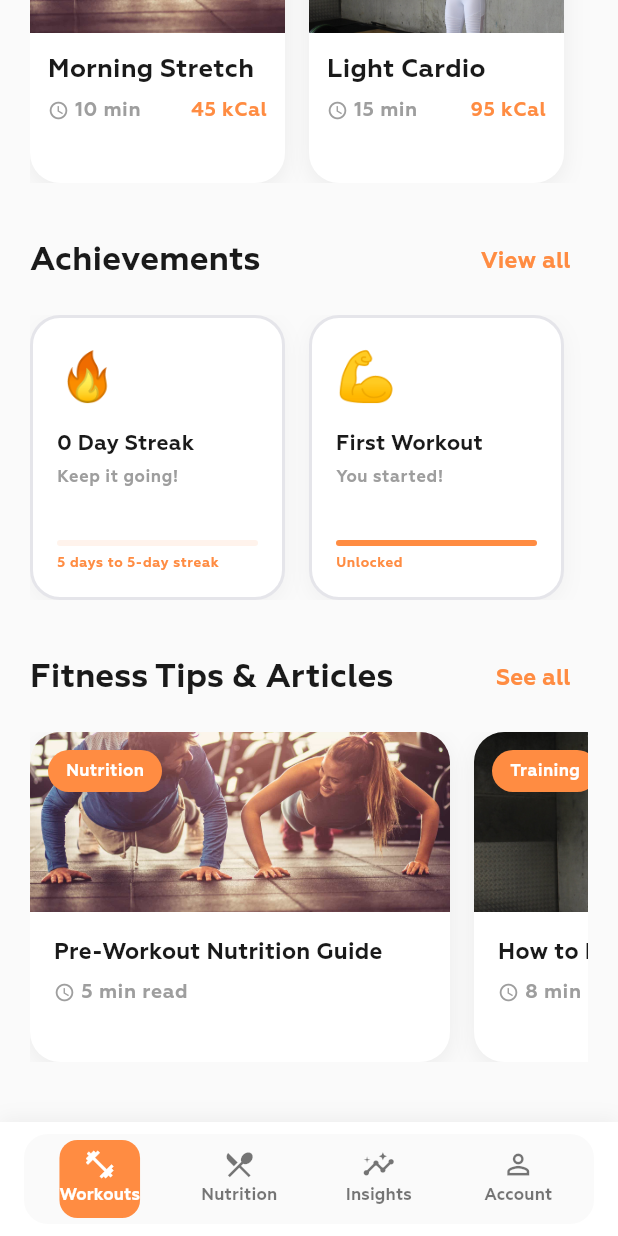
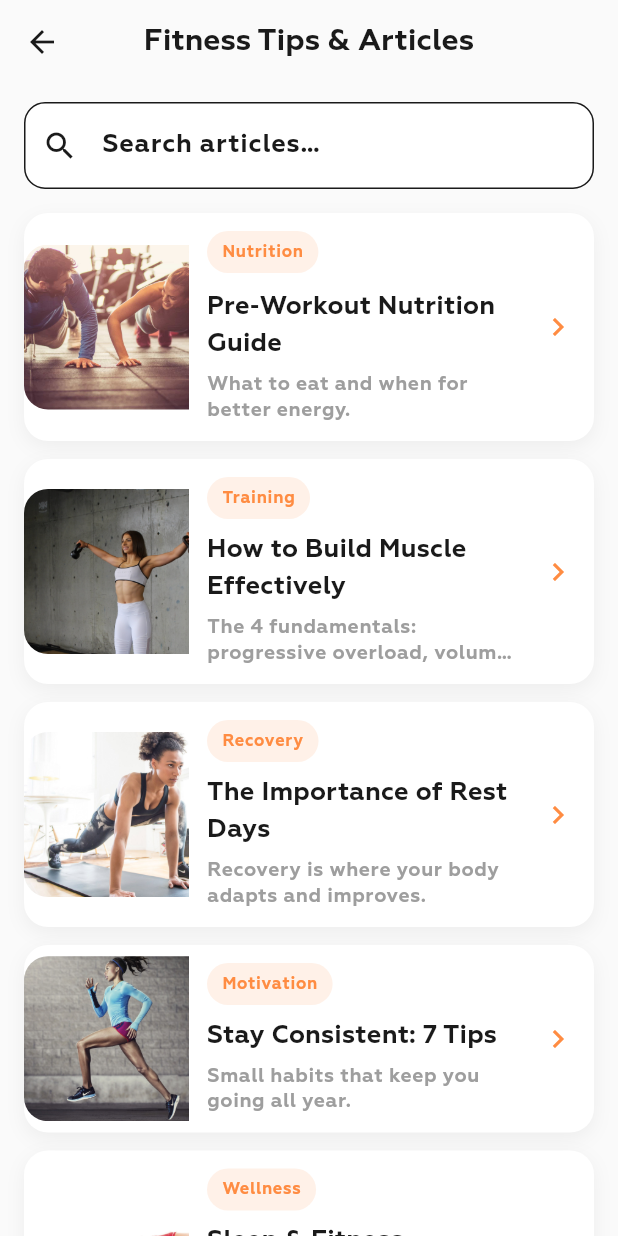
Before and after one commit to Pasindu-Weerasinghe16/fitness-ui-master, a Flutter app: the screen it shows once a user with an empty profile is signed in, scrolled down 1029 dp, after a tap on "See all", on a phone screen of 412 x 824 dp. Run offline on Flutter 3.47's test engine with Material 3 defaults, Android fonts, the phone set to English and light mode, and no system bars; our stand-ins replace cloud_firestore, firebase_auth, firebase_core, percent_indicator, shared_preferences, table_calendar; accounts and stored records are empty.

Commit message:
artical_update

```diff
--- /dev/null
+++ b/lib/features/articles/data/sample_articles.dart
@@ -0,0 +1,98 @@
+import 'package:fitness_flutter/features/articles/models/article.dart';
+
+/// In-app sample content for the "Fitness Tips & Articles" section.
+///
+/// If you later move to Firestore/API-driven content, you can replace this
+/// list with a repository/service.
+const kSampleArticles = <Article>[
+  Article(
+    category: 'Nutrition',
+    title: 'Pre‑Workout Nutrition Guide',
+    subtitle: 'What to eat and when for better energy.',
+    image: 'assets/images/image001.jpg',
+    content:
+        'A good pre‑workout meal improves performance and helps you train harder.\n\n'
+        'Timing (simple rule):\n'
+        '- 2–3 hours before: a full meal\n'
+        '- 30–90 minutes before: a light snack\n\n'
+        'What to include:\n'
+        '- Carbs for quick energy (fruit, oats, rice)\n'
+        '- Protein for muscle support (yogurt, eggs, chicken)\n'
+        '- Low fat/fiber right before training to reduce stomach discomfort\n\n'
+        'Quick snack ideas (30–60 minutes before):\n'
+        '- Banana + Greek yogurt\n'
+        '- Toast + honey\n'
+        '- Small smoothie (banana + milk + whey)\n\n'
+        'Hydration: start your session already hydrated. If your urine is dark, drink water and consider electrolytes.',
+  ),
+  Article(
+    category: 'Training',
+    title: 'How to Build Muscle Effectively',
+    subtitle: 'The 4 fundamentals: progressive overload, volume, sleep, food.',
+    image: 'assets/images/image002.jpg',
+    content:
+        'Muscle growth is simple but not easy. Focus on the fundamentals.\n\n'
+        '1) Progressive overload\n'
+        '- Add reps, sets, weight, or improve form week to week.\n\n'
+        '2) Enough weekly volume\n'
+        '- Most beginners do well with 8–12 hard sets per muscle per week.\n\n'
+        '3) Train close to failure\n'
+        '- Stop with ~1–3 reps in reserve on most sets.\n\n'
+        '4) Recover\n'
+        '- Sleep 7–9 hours.\n'
+        '- Eat enough protein (roughly 1.6–2.2 g/kg/day).\n\n'
+        'If you can only do one thing today: pick 4–6 key lifts and track them for a month.',
+  ),
+  Article(
+    category: 'Recovery',
+    title: 'The Importance of Rest Days',
+    subtitle: 'Recovery is where your body adapts and improves.',
+    image: 'assets/images/image003.jpg',
+    content:
+        'Rest days are not “lazy days” — they are part of training.\n\n'
+        'Why rest matters:\n'
+        '- Muscles repair and grow\n'
+        '- Joints and tendons recover\n'
+        '- Motivation stays high\n\n'
+        'Good rest day options:\n'
+        '- 20–40 min walk\n'
+        '- Mobility work\n'
+        '- Light stretching\n\n'
+        'Warning signs you need more recovery:\n'
+        '- Poor sleep\n'
+        '- Performance dropping\n'
+        '- Constant soreness\n\n'
+        'Plan at least 1–2 rest days per week, especially if you lift heavy.',
+  ),
+  Article(
+    category: 'Motivation',
+    title: 'Stay Consistent: 7 Tips',
+    subtitle: 'Small habits that keep you going all year.',
+    image: 'assets/images/image004.jpg',
+    content:
+        'Consistency beats intensity. Try these 7 tips:\n\n'
+        '- Set a minimum (e.g., 2 workouts/week).\n'
+        '- Track your workouts (notes app is enough).\n'
+        '- Prepare the night before (clothes, bottle).\n'
+        '- Start sessions with an easy warm‑up.\n'
+        '- Don’t miss twice (one miss is normal).\n'
+        '- Pick workouts you enjoy.\n'
+        '- Celebrate small wins.\n\n'
+        'When motivation is low, just show up for 10 minutes. Often that’s enough to finish the full session.',
+  ),
+  Article(
+    category: 'Wellness',
+    title: 'Sleep & Fitness Performance',
+    subtitle: 'Better sleep = better recovery, strength, and mood.',
+    image: 'assets/images/image005.jpg',
+    content:
+        'Sleep is the highest‑ROI recovery tool.\n\n'
+        'Improve sleep with this checklist:\n'
+        '- Keep a consistent bedtime/wake time.\n'
+        '- Limit caffeine after midday.\n'
+        '- Keep the room cool and dark.\n'
+        '- Avoid heavy meals right before bed.\n'
+        '- Get daylight in the morning.\n\n'
+        'If you want better performance: aim for 7–9 hours, and take naps (10–20 min) when needed.',
+  ),
+];
--- a/lib/features/articles/models/article.dart
+++ b/lib/features/articles/models/article.dart
@@ -1,10 +1,12 @@
 class Article {
+  final String? category;
   final String title;
   final String subtitle;
   final String image;
   final String content;
 
   const Article({
+    this.category,
     required this.title,
     required this.subtitle,
     required this.image,
--- /dev/null
+++ b/lib/features/articles/pages/articles_page.dart
@@ -0,0 +1,149 @@
+import 'package:flutter/material.dart';
+
+import 'package:fitness_flutter/features/articles/models/article.dart';
+import 'package:fitness_flutter/features/articles/pages/article_detail_page.dart';
+
+class ArticlesPage extends StatefulWidget {
+  final List<Article> articles;
+
+  const ArticlesPage({super.key, required this.articles});
+
+  @override
+  State<ArticlesPage> createState() => _ArticlesPageState();
+}
+
+class _ArticlesPageState extends State<ArticlesPage> {
+  String _query = '';
+
+  @override
+  Widget build(BuildContext context) {
+    final theme = Theme.of(context);
+
+    final filtered = widget.articles.where((a) {
+      final q = _query.trim().toLowerCase();
+      if (q.isEmpty) return true;
+      return a.title.toLowerCase().contains(q) ||
+          a.subtitle.toLowerCase().contains(q) ||
+          (a.category ?? '').toLowerCase().contains(q);
+    }).toList();
+
+    return Scaffold(
+      backgroundColor: theme.scaffoldBackgroundColor,
+      appBar: AppBar(
+        title: const Text('Fitness Tips & Articles'),
+      ),
+      body: Column(
+        children: [
+          Padding(
+            padding: const EdgeInsets.fromLTRB(16, 12, 16, 8),
+            child: TextField(
+              onChanged: (v) => setState(() => _query = v),
+              decoration: InputDecoration(
+                hintText: 'Search articles…',
+                prefixIcon: const Icon(Icons.search),
+                border: OutlineInputBorder(
+                  borderRadius: BorderRadius.circular(14),
+                ),
+                filled: true,
+              ),
+            ),
+          ),
+          Expanded(
+            child: ListView.separated(
+              padding: const EdgeInsets.fromLTRB(16, 8, 16, 24),
+              itemCount: filtered.length,
+              separatorBuilder: (_, __) => const SizedBox(height: 12),
+              itemBuilder: (context, index) {
+                final article = filtered[index];
+
+                return InkWell(
+                  onTap: () {
+                    Navigator.push(
+                      context,
+                      MaterialPageRoute(
+                        builder: (_) => ArticleDetailPage(article: article),
+                      ),
+                    );
+                  },
+                  borderRadius: BorderRadius.circular(16),
+                  child: Container(
+                    decoration: BoxDecoration(
+                      color: theme.cardColor,
+                      borderRadius: BorderRadius.circular(16),
+                      boxShadow: [
+                        BoxShadow(
+                          color: Colors.black.withOpacity(0.05),
+                          blurRadius: 10,
+                          offset: const Offset(0, 4),
+                        ),
+                      ],
+                    ),
+                    child: Row(
+                      children: [
+                        ClipRRect(
+                          borderRadius: const BorderRadius.horizontal(left: Radius.circular(16)),
+                          child: Image.asset(
+                            article.image,
+                            width: 110,
+                            height: 110,
+                            fit: BoxFit.cover,
+                          ),
+                        ),
+                        const SizedBox(width: 12),
+                        Expanded(
+                          child: Padding(
+                            padding: const EdgeInsets.fromLTRB(0, 12, 12, 12),
+                            child: Column(
+                              crossAxisAlignment: CrossAxisAlignment.start,
+                              children: [
+                                if ((article.category ?? '').isNotEmpty)
+                                  Container(
+                                    padding: const EdgeInsets.symmetric(horizontal: 10, vertical: 6),
+                                    decoration: BoxDecoration(
+                                      color: theme.colorScheme.primary.withOpacity(
+                                        theme.brightness == Brightness.dark ? 0.18 : 0.12,
+                                      ),
+                                      borderRadius: BorderRadius.circular(999),
+                                    ),
+                                    child: Text(
+                                      article.category!,
+                                      style: theme.textTheme.labelSmall?.copyWith(
+                                        color: theme.colorScheme.primary,
+                                        fontWeight: FontWeight.w700,
+                                      ),
+                                    ),
+                                  ),
+                                const SizedBox(height: 8),
+                                Text(
+                                  article.title,
+                                  style: theme.textTheme.titleMedium?.copyWith(fontWeight: FontWeight.w700),
+                                  maxLines: 2,
+                                  overflow: TextOverflow.ellipsis,
+                                ),
+                                const SizedBox(height: 6),
+                                Text(
+                                  article.subtitle,
+                                  style: theme.textTheme.bodySmall,
+                                  maxLines: 2,
+                                  overflow: TextOverflow.ellipsis,
+                                ),
+                              ],
+                            ),
+                          ),
+                        ),
+                        const Padding(
+                          padding: EdgeInsets.only(right: 12),
+                          child: Icon(Icons.chevron_right),
+                        ),
+                      ],
+                    ),
+                  ),
+                );
+              },
+            ),
+          ),
+        ],
+      ),
+    );
+  }
+}
--- a/lib/features/nutrition/pages/nutrition_page.dart
+++ b/lib/features/nutrition/pages/nutrition_page.dart
@@ -31,13 +31,21 @@ class _NutritionPageState extends State<NutritionPage> {
   }
 
   Future<void> _loadNutritionData() async {
-    setState(() => _isLoading = true);
+    if (mounted) {
+      setState(() => _isLoading = true);
+    }
 
-    nutritionGoals = await _nutritionService.getNutritionGoals();
-    currentNutrition = await _nutritionService.getNutritionForDate(_selectedDate);
-    todayMeals = await _nutritionService.getMealsForDate(_selectedDate);
+    final goals = await _nutritionService.getNutritionGoals();
+    final nutrition = await _nutritionService.getNutritionForDate(_selectedDate);
+    final meals = await _nutritionService.getMealsForDate(_selectedDate);
 
-    setState(() => _isLoading = false);
+    if (!mounted) return;
+    setState(() {
+      nutritionGoals = goals;
+      currentNutrition = nutrition;
+      todayMeals = meals;
+      _isLoading = false;
+    });
   }
 
   Future<void> _openMealSelection(String mealType) async {
--- a/lib/features/workouts/tabs/Programs_new.dart
+++ b/lib/features/workouts/tabs/Programs_new.dart
@@ -1,5 +1,9 @@
 import 'package:flutter/material.dart';
 import 'package:firebase_auth/firebase_auth.dart';
+import 'package:fitness_flutter/features/articles/data/sample_articles.dart';
+import 'package:fitness_flutter/features/articles/models/article.dart';
+import 'package:fitness_flutter/features/articles/pages/article_detail_page.dart';
+import 'package:fitness_flutter/features/articles/pages/articles_page.dart';
 import 'package:fitness_flutter/features/workouts/models/exercise.dart';
 import 'package:fitness_flutter/features/workouts/pages/activity_detail.dart';
 import 'package:fitness_flutter/features/workouts/pages/workout_detail_page.dart';
@@ -38,6 +42,7 @@ class _ProgramsState extends State<Programs> {
     final weeklyWorkouts = await _trackingService.getWeeklyWorkoutCount();
     final activeMinutes = await _trackingService.getTodayActiveMinutes();
     final todayCalories = await _trackingService.getTodayCalories();
+    if (!mounted) return;
 
     setState(() {
       _currentStreak = currentStreak;
@@ -197,6 +202,7 @@ class _ProgramsState extends State<Programs> {
   @override
   Widget build(BuildContext context) {
     final theme = Theme.of(context);
+    final articles = kSampleArticles;
 
     return Scaffold(
       backgroundColor: theme.scaffoldBackgroundColor,
@@ -552,7 +558,14 @@ class _ProgramsState extends State<Programs> {
                     ),
                   ),
                   TextButton(
-                    onPressed: () {},
+                    onPressed: () {
+                      Navigator.push(
+                        context,
+                        MaterialPageRoute(
+                          builder: (_) => ArticlesPage(articles: articles),
+                        ),
+                      );
+                    },
                     child: Text(
                       'See all',
                       style: TextStyle(
@@ -571,41 +584,8 @@ class _ProgramsState extends State<Programs> {
                 child: ListView(
                   scrollDirection: Axis.horizontal,
                   children: [
-                    _articleCard(
-                      theme,
-                      image: 'assets/images/image001.jpg',
-                      category: 'Nutrition',
-                      title: 'Pre-Workout Nutrition Guide',
-                      readTime: '5 min read',
-                    ),
-                    _articleCard(
-                      theme,
-                      image: 'assets/images/image002.jpg',
-                      category: 'Training',
-                      title: 'How to Build Muscle Effectively',
-                      readTime: '8 min read',
-                    ),
-                    _articleCard(
-                      theme,
-                      image: 'assets/images/image003.jpg',
-                      category: 'Recovery',
-                      title: 'The Importance of Rest Days',
-                      readTime: '6 min read',
-                    ),
-                    _articleCard(
-                      theme,
-                      image: 'assets/images/image004.jpg',
-                      category: 'Motivation',
-                      title: 'Stay Consistent: 7 Tips',
-                      readTime: '4 min read',
-                    ),
-                    _articleCard(
-                      theme,
-                      image: 'assets/images/image005.jpg',
-                      category: 'Wellness',
-                      title: 'Sleep & Fitness Performance',
-                      readTime: '7 min read',
-                    ),
+                    for (final article in articles.take(5))
+                      _articleCard(theme, article: article),
                   ],
                 ),
               ),
@@ -744,17 +724,25 @@ class _ProgramsState extends State<Programs> {
 
   Widget _articleCard(
     ThemeData theme, {
-    required String image,
-    required String category,
-    required String title,
-    required String readTime,
+    required Article article,
   }) {
+    final readMinutes = _estimateReadMinutes(article.content);
+    final category = (article.category ?? '').trim().isEmpty
+        ? 'Fitness'
+        : article.category!.trim();
+
     return GestureDetector(
       onTap: () {
-        // Navigate to article detail
+        Navigator.push(
+          context,
+          MaterialPageRoute(
+            builder: (_) => ArticleDetailPage(article: article),
+          ),
+        );
       },
       child: Container(
         width: 280,
+        height: 220,
         margin: const EdgeInsets.only(right: 16),
         decoration: BoxDecoration(
           color: theme.cardColor,
@@ -777,8 +765,8 @@ class _ProgramsState extends State<Programs> {
                     top: Radius.circular(20),
                   ),
                   child: Image.asset(
-                    image,
-                    height: 120,
+                    article.image,
+                    height: 112,
                     width: double.infinity,
                     fit: BoxFit.cover,
                   ),
@@ -787,7 +775,10 @@ class _ProgramsState extends State<Programs> {
                   top: 12,
                   left: 12,
                   child: Container(
-                    padding: const EdgeInsets.symmetric(horizontal: 12, vertical: 6),
+                    padding: const EdgeInsets.symmetric(
+                      horizontal: 12,
+                      vertical: 6,
+                    ),
                     decoration: BoxDecoration(
                       color: theme.colorScheme.primary,
                       borderRadius: BorderRadius.circular(20),
@@ -804,13 +795,14 @@ class _ProgramsState extends State<Programs> {
                 ),
               ],
             ),
-            Padding(
-              padding: const EdgeInsets.all(16),
+            Expanded(
+              child: Padding(
+                padding: const EdgeInsets.all(12),
                 child: Column(
                   crossAxisAlignment: CrossAxisAlignment.start,
                   children: [
                     Text(
-                    title,
+                      article.title,
                       style: theme.textTheme.titleMedium?.copyWith(
                         fontWeight: FontWeight.w700,
                         fontSize: 15,
@@ -818,28 +810,58 @@ class _ProgramsState extends State<Programs> {
                       maxLines: 2,
                       overflow: TextOverflow.ellipsis,
                     ),
+                    const SizedBox(height: 4),
+                    Expanded(
+                      child: Text(
+                        article.subtitle,
+                        style: theme.textTheme.bodySmall?.copyWith(
+                          color: theme.textTheme.bodySmall?.color
+                              ?.withOpacity(0.8),
+                          height: 1.25,
+                        ),
+                        maxLines: 2,
+                        overflow: TextOverflow.ellipsis,
+                      ),
+                    ),
                     const SizedBox(height: 6),
                     Row(
                       children: [
                         Icon(
-                        Icons.access_time,
+                          Icons.schedule,
                           size: 14,
-                        color: theme.textTheme.bodySmall?.color,
+                          color: theme.textTheme.bodySmall?.color
+                              ?.withOpacity(0.7),
                         ),
-                      const SizedBox(width: 4),
+                        const SizedBox(width: 6),
                         Text(
-                        readTime,
-                        style: theme.textTheme.bodySmall,
+                          '$readMinutes min read',
+                          style: theme.textTheme.bodySmall?.copyWith(
+                            color: theme.textTheme.bodySmall?.color
+                                ?.withOpacity(0.7),
+                            fontWeight: FontWeight.w600,
+                          ),
                         ),
                       ],
                     ),
                   ],
                 ),
               ),
+            ),
           ],
         ),
       ),
     );
+  }
+
+  int _estimateReadMinutes(String text) {
+    final wordCount = text
+        .replaceAll(RegExp(r'\s+'), ' ')
+        .trim()
+        .split(' ')
+        .where((w) => w.isNotEmpty)
+        .length;
+    final minutes = (wordCount / 200).ceil();
+    return minutes < 1 ? 1 : minutes;
   }
 
   Widget _difficultyChip(BuildContext context, String label) {
```
Lines whose indentation alone changed are shown as unchanged.
